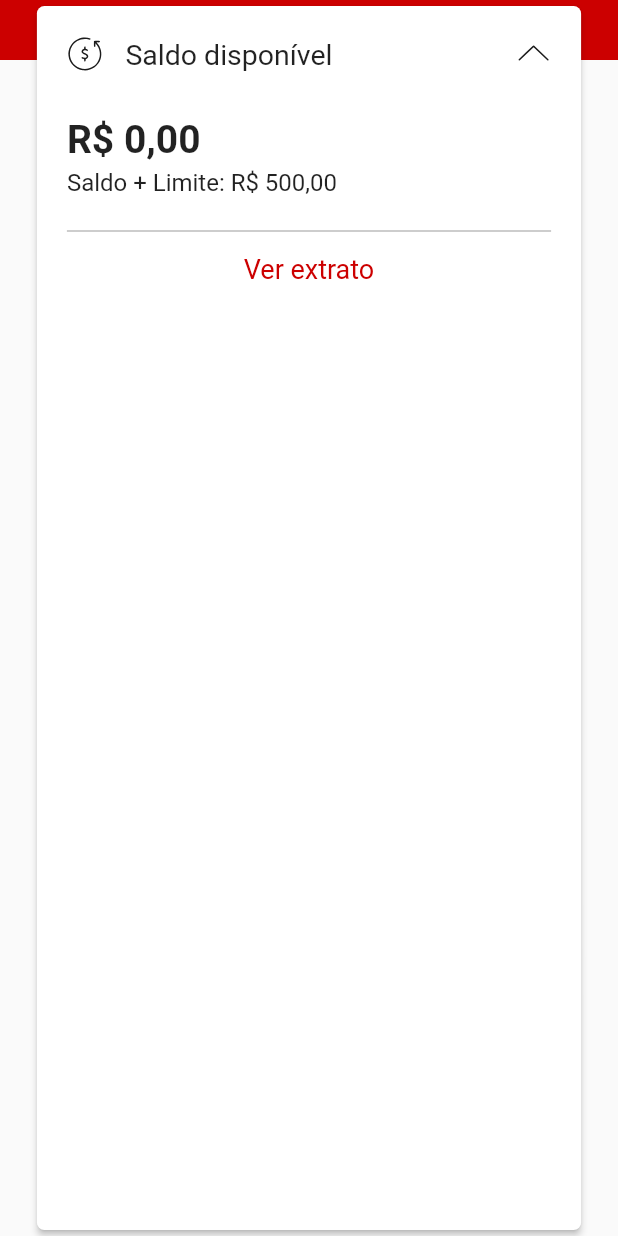
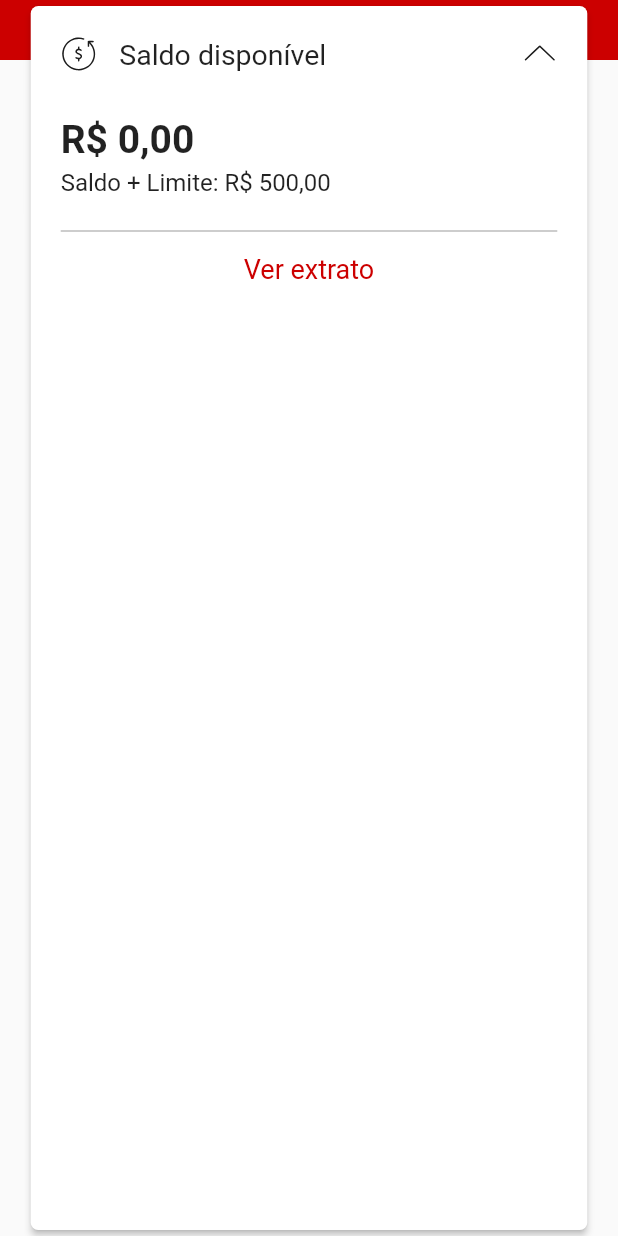
Before and after one commit to marcellocamara/InternetBanking, a Flutter app: the SantanderAccountBalance widget shown alone on an empty page, opened directly, on a phone screen of 412 x 824 dp. Run offline on Flutter 3.47's test engine with Material 2 defaults, Android fonts, the light colour scheme and no system bars; our stand-ins replace flutter_bloc, flutter_secure_storage, flutter_svg, lottie; accounts and stored records are empty.

Commit message:
feat: santander horizontal unique margin

```diff
--- a/lib/app/features/santander/components/santander_account_balance.ui.dart
+++ b/lib/app/features/santander/components/santander_account_balance.ui.dart
@@ -4,6 +4,7 @@ import 'package:flutter_bloc/flutter_bloc.dart';
 import 'package:flutter_svg/flutter_svg.dart';
 import 'package:intl/intl.dart';
 
+import '../../../shared/constants/app.constants.dart';
 import '../../../shared/theme/app.assets.dart';
 import '../../../shared/theme/app.colors.dart';
 import '../../settings/bloc/settings.bloc.dart';
@@ -24,7 +25,8 @@ class SantanderAccountBalance extends StatelessWidget {
         ),
         Padding(
           padding: EdgeInsets.symmetric(
-            horizontal: MediaQuery.of(context).size.width * 0.05,
+            horizontal: MediaQuery.of(context).size.width *
+                AppConstants.santander_margin,
           ),
           child: Card(
             child: Container(
--- a/lib/app/features/santander/components/santander_account_info.ui.dart
+++ b/lib/app/features/santander/components/santander_account_info.ui.dart
@@ -1,6 +1,7 @@
 import 'package:flutter/material.dart';
 import 'package:flutter_bloc/flutter_bloc.dart';
 
+import '../../../shared/constants/app.constants.dart';
 import '../../../shared/theme/app.colors.dart';
 import '../../settings/bloc/settings.bloc.dart';
 import '../../settings/bloc/settings.state.dart';
@@ -23,7 +24,8 @@ class SantanderAccountInfo extends StatelessWidget {
         ),
       ),
       padding: EdgeInsets.symmetric(
-        horizontal: MediaQuery.of(context).size.width * 0.05,
+        horizontal:
+            MediaQuery.of(context).size.width * AppConstants.santander_margin,
         vertical: 20,
       ),
       child: BlocBuilder<SettingsBloc, SettingsState>(
--- a/lib/app/features/santander/components/santander_ad.ui.dart
+++ b/lib/app/features/santander/components/santander_ad.ui.dart
@@ -1,6 +1,7 @@
 import 'package:flutter/material.dart';
 import 'package:flutter_svg/flutter_svg.dart';
 
+import '../../../shared/constants/app.constants.dart';
 import '../../../shared/theme/app.assets.dart';
 import '../../../shared/theme/app.colors.dart';
 
@@ -13,7 +14,8 @@ class SantanderAd extends StatelessWidget {
   Widget build(BuildContext context) {
     return Padding(
       padding: EdgeInsets.symmetric(
-        horizontal: MediaQuery.of(context).size.width * 0.05,
+        horizontal:
+            MediaQuery.of(context).size.width * AppConstants.santander_margin,
         vertical: 30,
       ),
       child: Card(
--- a/lib/app/features/santander/components/santander_people.ui.dart
+++ b/lib/app/features/santander/components/santander_people.ui.dart
@@ -1,5 +1,6 @@
 import 'package:flutter/material.dart';
 
+import '../../../shared/constants/app.constants.dart';
 import '../../../shared/theme/app.assets.dart';
 
 /// Created by marcellocamara@id.uff.br on 06/06/2021.
@@ -11,7 +12,8 @@ class SantanderPeople extends StatelessWidget {
   Widget build(BuildContext context) {
     return Padding(
       padding: EdgeInsets.symmetric(
-        horizontal: MediaQuery.of(context).size.width * 0.05,
+        horizontal:
+            MediaQuery.of(context).size.width * AppConstants.santander_margin,
       ),
       child: Card(
         child: Container(
--- /dev/null
+++ b/lib/app/shared/constants/app.constants.dart
@@ -0,0 +1,6 @@
+/// Created by marcellocamara@id.uff.br on 06/06/2021.
+
+abstract class AppConstants {
+  /// Horizontal margin
+  static const santander_margin = 0.04;
+}
```
Also changed, not shown: lib/app/features/santander/components/santander_operations.ui.dart (+5 -2 lines).
